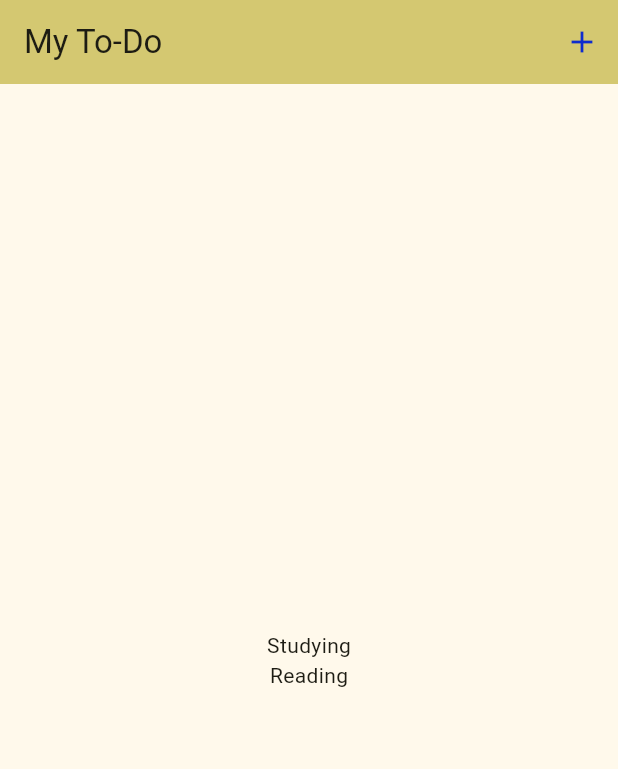
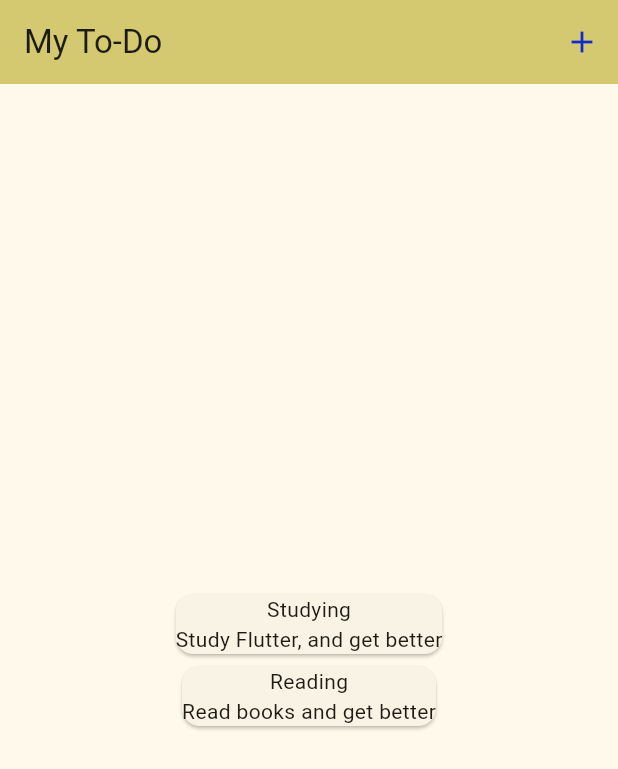
Before and after one commit to Turki-OTB/flutter-todo-app, a Flutter app: the screen it shows after launch, on a phone screen of 412 x 824 dp. Shown: the top 769 px of the screen. Run offline on Flutter 3.47's test engine with Material 3 defaults, Android fonts, the phone set to English and light mode, and no system bars.

Commit message:
Displayed tasks in cards with title and description

```diff
--- a/lib/main.dart
+++ b/lib/main.dart
@@ -114,7 +114,11 @@ class _MyHomePageState extends State<MyHomePage> {
           mainAxisAlignment: MainAxisAlignment.center,
           children: [
             ...tasks.map((task) {
-              return Text(task['title']);
+              return Card(
+                child: Column(
+                  children: [Text(task['title']), Text(task['description'])],
+                ),
+              );
             }),
           ],
         ),
```
